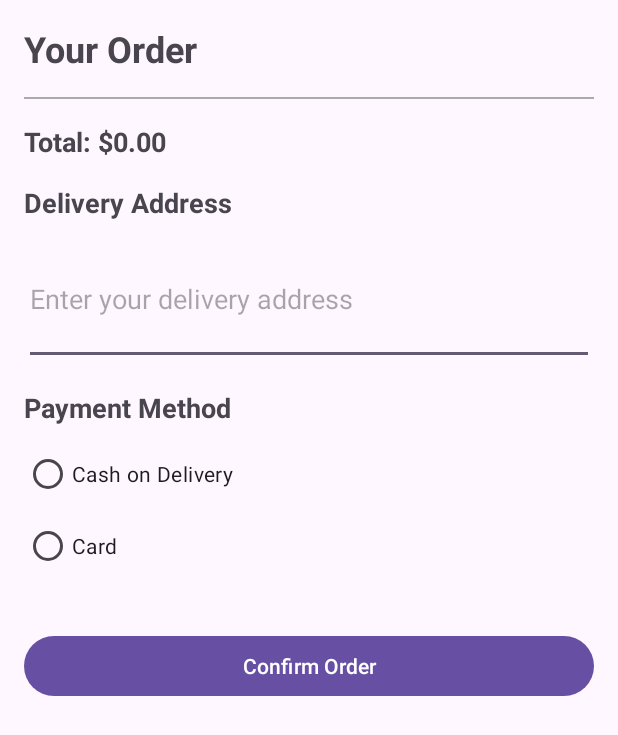
After one commit to Dumuthu2000/Food_Ordering_Mobile_app, an Android app: the OrderActivity screen opened directly, with no data from a screen before it, on a phone screen of 412 x 824 dp. The commit adds this screen. Shown: the top 735 px of the screen. Run offline under Robolectric (Android 15) with nearby library versions, the phone set to English and light mode, and no system bars.

Commit message:
Create order page

```diff
--- a/app/src/main/AndroidManifest.xml
+++ b/app/src/main/AndroidManifest.xml
@@ -12,6 +12,9 @@
         android:supportsRtl="true"
         android:theme="@style/Theme.Food_ordering_app"
         tools:targetApi="31">
+        <activity
+            android:name=".OrderActivity"
+            android:exported="false" />
         <activity
             android:name=".AddItemActivity"
             android:exported="false" />
--- a/app/src/main/java/com/example/food_ordering_app/LoginActivity.java
+++ b/app/src/main/java/com/example/food_ordering_app/LoginActivity.java
@@ -49,7 +49,8 @@ public class LoginActivity extends AppCompatActivity {
         UserModel user = userDao.loginUser(email, password);
 
         if (user != null) {
-            Intent intent = new Intent(this, MainActivity.class);
+            userDao.saveUserToSharedPreferences(user);
+            Intent intent = new Intent(this, OrderActivity.class);
             startActivity(intent);
         } else {
             // User login failed, no need to start MainActivity
--- /dev/null
+++ b/app/src/main/java/com/example/food_ordering_app/OrderActivity.java
@@ -0,0 +1,68 @@
+package com.example.food_ordering_app;
+
+import android.annotation.SuppressLint;
+import android.content.Context;
+import android.content.SharedPreferences;
+import android.os.Bundle;
+import android.view.View;
+import android.widget.ArrayAdapter;
+import android.widget.LinearLayout;
+import android.widget.RadioGroup;
+import android.widget.Spinner;
+import android.widget.TextView;
+
+import androidx.appcompat.app.AppCompatActivity;
+
+public class OrderActivity extends AppCompatActivity {
+    private RadioGroup radioGroupPaymentMethod;
+    private LinearLayout layoutCardDetails;
+    private Spinner spinnerCardType;
+    private TextView heading;
+
+    @Override
+    protected void onCreate(Bundle savedInstanceState) {
+        super.onCreate(savedInstanceState);
+        setContentView(R.layout.activity_order);
+
+        radioGroupPaymentMethod = findViewById(R.id.radioGroupPaymentMethod);
+        layoutCardDetails = findViewById(R.id.layoutCardDetails);
+        spinnerCardType = findViewById(R.id.spinnerCardType);
+        heading = findViewById(R.id.heading);  // Make sure this ID matches your XML
+
+        setupPaymentMethodSelection();
+        setupCardTypeSpinner();
+
+        SharedPreferences sharedPreferences = getSharedPreferences("UserPrefs", Context.MODE_PRIVATE);
+        int userId = sharedPreferences.getInt("userId", -1);
+        String userName = sharedPreferences.getString("userName", "");
+        boolean isLoggedIn = sharedPreferences.getBoolean("isLoggedIn", false);
+
+        if (isLoggedIn) {
+            heading.setText("Welcome, " + userName + "!");
+        } else {
+            heading.setText("Your Order");  // Default text if not logged in
+        }
+
+        // For debugging:
+        System.out.println("User ID: " + userId);
+        System.out.println("User Name: " + userName);
+        System.out.println("Is Logged In: " + isLoggedIn);
+    }
+
+    private void setupPaymentMethodSelection() {
+        radioGroupPaymentMethod.setOnCheckedChangeListener((group, checkedId) -> {
+            if (checkedId == R.id.radioButtonCard) {
+                layoutCardDetails.setVisibility(View.VISIBLE);
+            } else {
+                layoutCardDetails.setVisibility(View.GONE);
+            }
+        });
+    }
+
+    private void setupCardTypeSpinner() {
+        ArrayAdapter<CharSequence> adapter = ArrayAdapter.createFromResource(this,
+                R.array.card_types, android.R.layout.simple_spinner_item);
+        adapter.setDropDownViewResource(android.R.layout.simple_spinner_dropdown_item);
+        spinnerCardType.setAdapter(adapter);
+    }
+}
--- /dev/null
+++ b/app/src/main/res/layout/activity_order.xml
@@ -0,0 +1,114 @@
+<?xml version="1.0" encoding="utf-8"?>
+<ScrollView xmlns:android="http://schemas.android.com/apk/res/android"
+    xmlns:app="http://schemas.android.com/apk/res-auto"
+    xmlns:tools="http://schemas.android.com/tools"
+    android:layout_width="match_parent"
+    android:layout_height="match_parent"
+    tools:context=".OrderActivity">
+
+    <LinearLayout
+        android:layout_width="match_parent"
+        android:layout_height="wrap_content"
+        android:orientation="vertical"
+        android:padding="16dp">
+
+        <TextView
+            android:id="@+id/heading"
+            android:layout_width="wrap_content"
+            android:layout_height="wrap_content"
+            android:text="Your Order"
+            android:textSize="24sp"
+            android:textStyle="bold"
+            android:layout_marginBottom="16dp"/>
+
+        <View
+            android:layout_width="match_parent"
+            android:layout_height="1dp"
+            android:background="@android:color/darker_gray"
+            android:layout_marginBottom="16dp"/>
+
+        <TextView
+            android:id="@+id/textViewTotalPrice"
+            android:layout_width="wrap_content"
+            android:layout_height="wrap_content"
+            android:text="Total: $0.00"
+            android:textSize="18sp"
+            android:textStyle="bold"
+            android:layout_marginBottom="16dp"/>
+
+        <TextView
+            android:layout_width="wrap_content"
+            android:layout_height="wrap_content"
+            android:text="Delivery Address"
+            android:textSize="18sp"
+            android:textStyle="bold"
+            android:layout_marginBottom="8dp"/>
+
+        <EditText
+            android:id="@+id/editTextDeliveryAddress"
+            android:layout_width="match_parent"
+            android:layout_height="wrap_content"
+            android:hint="Enter your delivery address"
+            android:inputType="textMultiLine"
+            android:lines="3"
+            android:layout_marginBottom="16dp"/>
+
+        <TextView
+            android:layout_width="wrap_content"
+            android:layout_height="wrap_content"
+            android:text="Payment Method"
+            android:textSize="18sp"
+            android:textStyle="bold"
+            android:layout_marginBottom="8dp"/>
+
+        <RadioGroup
+            android:id="@+id/radioGroupPaymentMethod"
+            android:layout_width="match_parent"
+            android:layout_height="wrap_content"
+            android:orientation="vertical"
+            android:layout_marginBottom="16dp">
+
+            <RadioButton
+                android:id="@+id/radioButtonCashOnDelivery"
+                android:layout_width="wrap_content"
+                android:layout_height="wrap_content"
+                android:text="Cash on Delivery"/>
+
+            <RadioButton
+                android:id="@+id/radioButtonCard"
+                android:layout_width="wrap_content"
+                android:layout_height="wrap_content"
+                android:text="Card"/>
+        </RadioGroup>
+
+        <LinearLayout
+            android:id="@+id/layoutCardDetails"
+            android:layout_width="match_parent"
+            android:layout_height="wrap_content"
+            android:orientation="vertical"
+            android:visibility="gone">
+
+            <TextView
+                android:layout_width="wrap_content"
+                android:layout_height="wrap_content"
+                android:text="Select Card Type"
+                android:textSize="16sp"
+                android:layout_marginBottom="8dp"/>
+
+            <Spinner
+                android:id="@+id/spinnerCardType"
+                android:layout_width="match_parent"
+                android:layout_height="wrap_content"
+                android:layout_marginBottom="16dp"/>
+
+        </LinearLayout>
+
+        <Button
+            android:id="@+id/buttonConfirmOrder"
+            android:layout_width="match_parent"
+            android:layout_height="wrap_content"
+            android:text="Confirm Order"
+            android:layout_marginTop="16dp"/>
+
+    </LinearLayout>
+</ScrollView>
--- a/app/src/main/res/values/strings.xml
+++ b/app/src/main/res/values/strings.xml
@@ -1,3 +1,7 @@
 <resources>
     <string name="app_name">Food_ordering_app</string>
+    <string-array name="card_types">
+        <item>Visa</item>
+        <item>Mastercard</item>
+    </string-array>
 </resources>
```
Also changed, not shown: app/src/main/java/com/example/food_ordering_app/dao/OrderDao.java (added, +61 -0 lines), app/src/main/java/com/example/food_ordering_app/dao/UserDao.java (+11 -0 lines), app/src/main/java/com/example/food_ordering_app/database/DbHandler.java (+39 -0 lines), app/src/main/java/com/example/food_ordering_app/model/OrderModel.java (added, +94 -0 lines).
